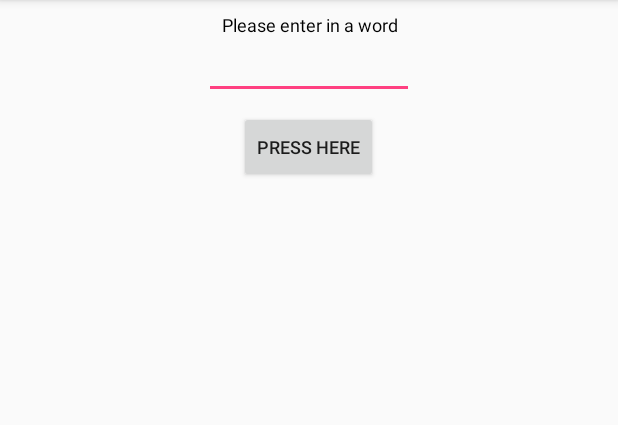
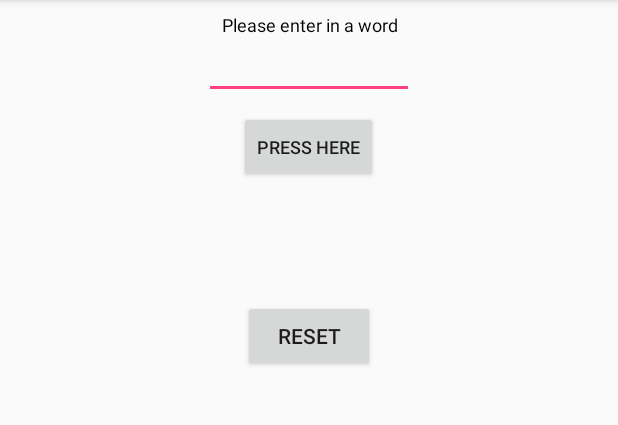
Before and after one commit to acarteas/Teaching-MobileApps, an Android app: the screen it shows after launch (MainActivity), on a phone screen of 412 x 824 dp, the part 84-509 px from its top. Run offline under Robolectric (Android 15) with nearby library versions, the phone set to English and light mode, and no system bars; libraries missing offline, so code that uses them is left out: junit.framework.

Commit message:
2018-Spring: Auto stash before merge of "2018-Spring" and "origin/2018-Spring"

```diff
--- a/projects/project 1/source/src/main/res/layout/activity_main.xml
+++ b/projects/project 1/source/src/main/res/layout/activity_main.xml
@@ -93,6 +93,15 @@
             android:onClick="clicked"
             android:text="Press Here"
             android:textSize="12sp" />
+
+        <Button
+            android:id="@+id/resetButton"
+            android:layout_width="wrap_content"
+            android:layout_height="wrap_content"
+            android:layout_below="@+id/chancesLeft"
+            android:layout_centerHorizontal="true"
+            android:onClick="reset"
+            android:text="Reset" />
     </RelativeLayout>
 
 </android.support.constraint.ConstraintLayout>
```
Also changed, not shown: projects/project 1/source/src/main/java/com/willemthewalrus/hangman/MainActivity.java (+16 -3 lines).
